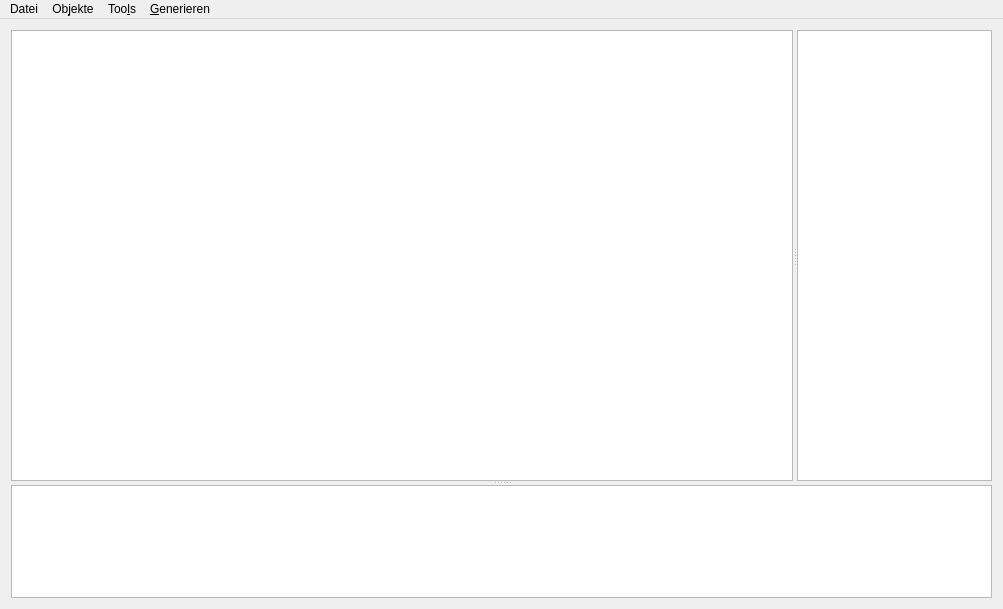
This is config-tool/gui/mainwindow.ui in carstenbru/fpga-log as Qt 5 draws it before an edit. The edited form follows.
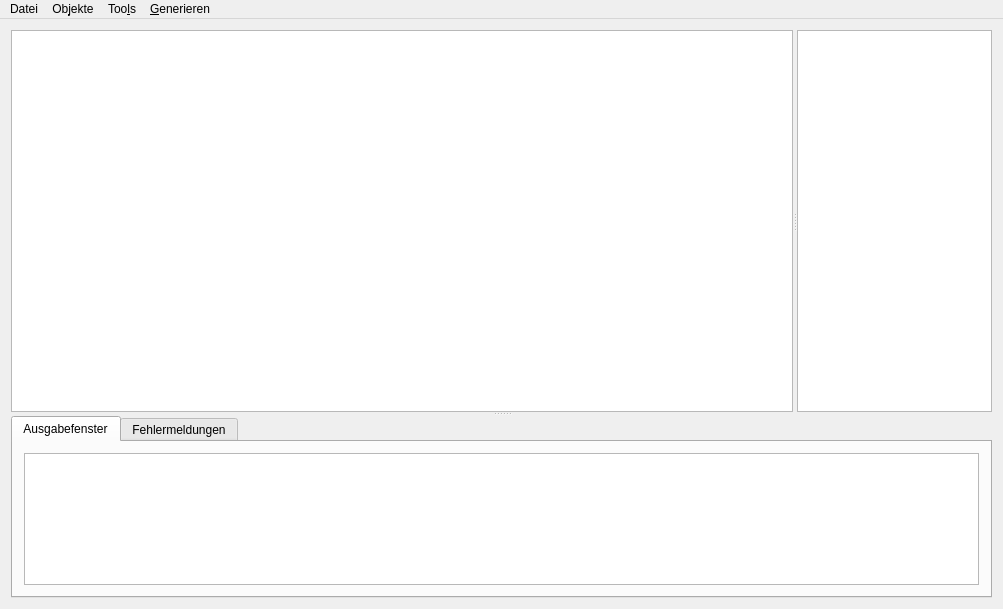
This is the edited form. Icons and pictures are not drawn.

Commit message: config-tool: pin error reporting and errors tab

```diff
--- a/config-tool/gui/mainwindow.ui
+++ b/config-tool/gui/mainwindow.ui
@@ -60,13 +60,43 @@
         </property>
        </widget>
       </widget>
-      <widget class="QTextBrowser" name="textBrowser">
+      <widget class="QTabWidget" name="tabWidget">
        <property name="sizePolicy">
         <sizepolicy hsizetype="Expanding" vsizetype="Expanding">
          <horstretch>0</horstretch>
-         <verstretch>20</verstretch>
+         <verstretch>30</verstretch>
         </sizepolicy>
        </property>
+       <property name="currentIndex">
+        <number>0</number>
+       </property>
+       <widget class="QWidget" name="tab">
+        <attribute name="title">
+         <string>Ausgabefenster</string>
+        </attribute>
+        <layout class="QVBoxLayout" name="verticalLayout">
+         <item>
+          <widget class="QTextBrowser" name="textBrowser">
+           <property name="sizePolicy">
+            <sizepolicy hsizetype="Expanding" vsizetype="Expanding">
+             <horstretch>0</horstretch>
+             <verstretch>30</verstretch>
+            </sizepolicy>
+           </property>
+          </widget>
+         </item>
+        </layout>
+       </widget>
+       <widget class="QWidget" name="tab_2">
+        <attribute name="title">
+         <string>Fehlermeldungen</string>
+        </attribute>
+        <layout class="QVBoxLayout" name="verticalLayout_2">
+         <item>
+          <widget class="QListWidget" name="errorList"/>
+         </item>
+        </layout>
+       </widget>
       </widget>
      </widget>
     </item>
```
Left out of the diff: 7 changed lines with no effect on the pictures. The commit also changes 4 other files.
